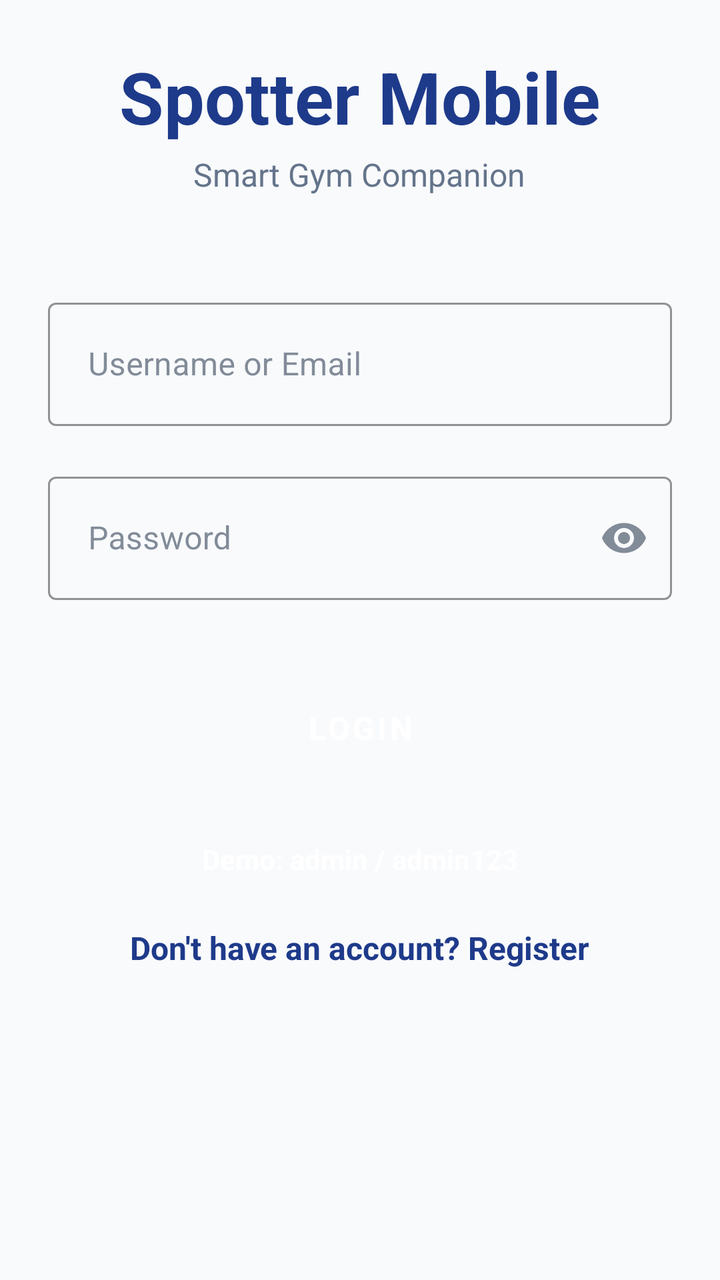
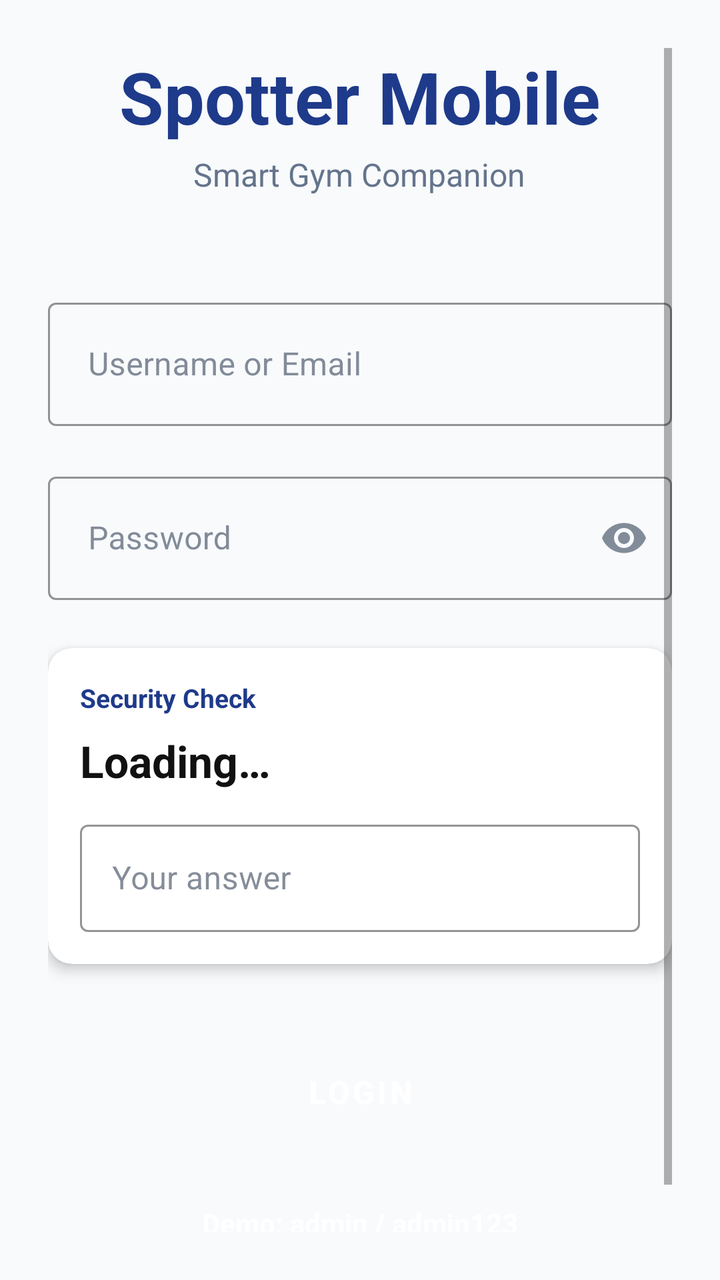

Before-and-after screenshots of an Android layout around one commit, followed by the original layout XML and the change that was made.
<!-- AndroidManifest.xml: application theme Theme.SpotterMobile -->
<!-- res/layout/activity_login.xml -->
<?xml version="1.0" encoding="utf-8"?>
<ScrollView xmlns:android="http://schemas.android.com/apk/res/android"
    xmlns:app="http://schemas.android.com/apk/res-auto"
    android:layout_width="match_parent"
    android:layout_height="match_parent"
    android:background="@color/light_gray"
    android:padding="24dp">

    <LinearLayout
        android:layout_width="match_parent"
        android:layout_height="wrap_content"
        android:orientation="vertical">

        
        <LinearLayout
            android:layout_width="match_parent"
            android:layout_height="wrap_content"
            android:layout_marginBottom="48dp"
            android:gravity="center"
            android:orientation="vertical">

            <TextView
                android:layout_width="wrap_content"
                android:layout_height="wrap_content"
                android:text="Spotter Mobile"
                android:textColor="@color/primary_blue"
                android:textSize="36sp"
                android:textStyle="bold" />

            <TextView
                android:layout_width="wrap_content"
                android:layout_height="wrap_content"
                android:layout_marginTop="4dp"
                android:text="Smart Gym Companion"
                android:textColor="@color/gray"
                android:textSize="16sp" />

        </LinearLayout>

        
        <com.google.android.material.textfield.TextInputLayout
            android:layout_width="match_parent"
            android:layout_height="wrap_content"
            android:layout_marginBottom="20dp"
            app:boxStrokeColor="@color/primary_blue"
            app:hintTextColor="@color/primary_blue"
            style="@style/Widget.MaterialComponents.TextInputLayout.OutlinedBox">

            <com.google.android.material.textfield.TextInputEditText
                android:id="@+id/etIdentifier"
                android:layout_width="match_parent"
                android:layout_height="wrap_content"
                android:hint="Username or Email"
                app:hintTextColor="@color/primary_blue"
                android:inputType="textEmailAddress"
                android:padding="20dp" />

        </com.google.android.material.textfield.TextInputLayout>

        
        <com.google.android.material.textfield.TextInputLayout
            android:layout_width="match_parent"
            android:layout_height="wrap_content"
            android:layout_marginBottom="24dp"
            style="@style/Widget.MaterialComponents.TextInputLayout.OutlinedBox"
            app:boxStrokeColor="@color/primary_blue"
            app:hintTextColor="@color/primary_blue"
            app:endIconMode="password_toggle">

            <com.google.android.material.textfield.TextInputEditText
                android:id="@+id/etPassword"
                android:layout_width="match_parent"
                android:layout_height="wrap_content"
                android:hint="Password"
                android:inputType="textPassword"
                android:password="true"
                android:padding="20dp" />

        </com.google.android.material.textfield.TextInputLayout>

        
        <Button
            android:id="@+id/btnLogin"
            style="@style/GymButton"
            android:layout_width="match_parent"
            android:layout_height="56dp"
            android:text="LOGIN" />

        
        <TextView
            android:id="@+id/tvDemoAdmin"
            android:layout_width="wrap_content"
            android:layout_height="wrap_content"
            android:layout_gravity="center"
            android:layout_marginTop="16dp"
            android:text="Demo: admin / admin123"
            android:textColor="@color/white"
            android:textSize="14sp"
            android:textStyle="bold" />

        
        <TextView
            android:id="@+id/tvRegister"
            android:layout_width="wrap_content"
            android:layout_height="wrap_content"
            android:layout_gravity="center"
            android:layout_marginTop="24dp"
            android:text="Don't have an account? Register"
            android:textColor="@color/primary_blue"
            android:textSize="16sp"
            android:textStyle="bold" />

    </LinearLayout>

</ScrollView>
<!-- resources referenced by this layout -->
<resources>
  <color name="gray">#64748B</color>
  <color name="light_gray">#F8FAFC</color>
  <color name="primary_blue">#1E3A8A</color>
  <color name="white">#FFFFFF</color>
  <style name="GymButton" parent="Widget.MaterialComponents.Button">
        
          <item name="android:layout_margin">12dp</item>
          <item name="android:textSize">16sp</item>
          <item name="android:textStyle">bold</item>
          <item name="android:textColor">@color/white</item>
          <item name="backgroundTint">@color/primary_blue</item>
          <item name="cornerRadius">12dp</item>
          <item name="elevation">4dp</item>
      </style>
  <style name="Theme.SpotterMobile" parent="Theme.MaterialComponents.Light.NoActionBar">
          
          
          <item name="colorPrimary">@color/primary_blue</item>
          <item name="colorPrimaryVariant">@color/primary_blue_dark</item>
          <item name="colorOnPrimary">@color/white</item>
          <item name="colorSecondary">@color/gold</item>
          <item name="colorSecondaryVariant">@color/gold_dark</item>
          <item name="colorOnSecondary">@color/white</item>
          <item name="android:statusBarColor">@color/primary_blue_dark</item>
          <item name="colorSurface">@color/white</item>
  
          
          <item name="colorOnSurface">@color/dark_gray</item>
          <item name="colorOnBackground">@color/dark_gray</item>
          <item name="android:textColorHint">@color/gray</item>
          <item name="android:textColor">@color/dark_gray</item>
      </style>
  <color name="primary_blue_dark">#1E40AF</color>
  <color name="gold">#F59E0B</color>
  <color name="gold_dark">#D97706</color>
  <color name="dark_gray">#334155</color>
</resources>

<!-- the commit's change to res/layout/activity_login.xml (unified diff, before → after) -->
@@ -42,18 +42,18 @@
             android:layout_width="match_parent"
             android:layout_height="wrap_content"
             android:layout_marginBottom="20dp"
+            style="@style/Widget.MaterialComponents.TextInputLayout.OutlinedBox"
             app:boxStrokeColor="@color/primary_blue"
-            app:hintTextColor="@color/primary_blue"
-            style="@style/Widget.MaterialComponents.TextInputLayout.OutlinedBox">
+            app:hintTextColor="@color/primary_blue">
 
             <com.google.android.material.textfield.TextInputEditText
                 android:id="@+id/etIdentifier"
                 android:layout_width="match_parent"
                 android:layout_height="wrap_content"
                 android:hint="Username or Email"
-                app:hintTextColor="@color/primary_blue"
                 android:inputType="textEmailAddress"
-                android:padding="20dp" />
+                android:padding="20dp"
+                app:hintTextColor="@color/primary_blue" />
 
         </com.google.android.material.textfield.TextInputLayout>
 
@@ -64,8 +64,8 @@
             android:layout_marginBottom="24dp"
             style="@style/Widget.MaterialComponents.TextInputLayout.OutlinedBox"
             app:boxStrokeColor="@color/primary_blue"
-            app:hintTextColor="@color/primary_blue"
-            app:endIconMode="password_toggle">
+            app:endIconMode="password_toggle"
+            app:hintTextColor="@color/primary_blue">
 
             <com.google.android.material.textfield.TextInputEditText
                 android:id="@+id/etPassword"
@@ -73,10 +73,71 @@
                 android:layout_height="wrap_content"
                 android:hint="Password"
                 android:inputType="textPassword"
-                android:password="true"
                 android:padding="20dp" />
 
         </com.google.android.material.textfield.TextInputLayout>
+
+        
+
+        
+        <androidx.cardview.widget.CardView
+            android:layout_width="match_parent"
+            android:layout_height="wrap_content"
+            android:layout_marginBottom="24dp"
+            app:cardCornerRadius="12dp"
+            app:cardElevation="4dp"
+            app:cardBackgroundColor="#FFFFFF">
+
+            <LinearLayout
+                android:layout_width="match_parent"
+                android:layout_height="wrap_content"
+                android:orientation="vertical"
+                android:padding="16dp">
+
+                
+                <TextView
+                    android:layout_width="wrap_content"
+                    android:layout_height="wrap_content"
+                    android:text="Security Check"
+                    android:textColor="@color/primary_blue"
+                    android:textSize="13sp"
+                    android:textStyle="bold"
+                    android:layout_marginBottom="8dp" />
+
+                
+                <TextView
+                    android:id="@+id/tvCaptchaQuestion"
+                    android:layout_width="wrap_content"
+                    android:layout_height="wrap_content"
+                    android:text="Loading…"
+                    android:textColor="#111111"
+                    android:textSize="22sp"
+                    android:textStyle="bold"
+                    android:layout_marginBottom="12dp" />
+
+                
+                <com.google.android.material.textfield.TextInputLayout
+                    android:layout_width="match_parent"
+                    android:layout_height="wrap_content"
+                    style="@style/Widget.MaterialComponents.TextInputLayout.OutlinedBox"
+                    app:boxStrokeColor="@color/primary_blue"
+                    app:hintTextColor="@color/primary_blue">
+
+                    <com.google.android.material.textfield.TextInputEditText
+                        android:id="@+id/etCaptcha"
+                        android:layout_width="match_parent"
+                        android:layout_height="wrap_content"
+                        android:hint="Your answer"
+                        android:inputType="number"
+                        android:padding="16dp" />
+
+                </com.google.android.material.textfield.TextInputLayout>
+
+            </LinearLayout>
+
+        </androidx.cardview.widget.CardView>
+
+        
 
         
         <Button
